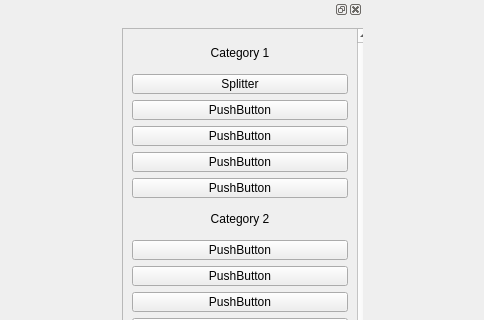
This is main.ui in Anujg935/OMChemSimGUI as Qt 5 draws it before an edit; both pictures show x 865 to 1349 and y 0 to 320 of the 1349 by 647 pixel window. The edited form follows.
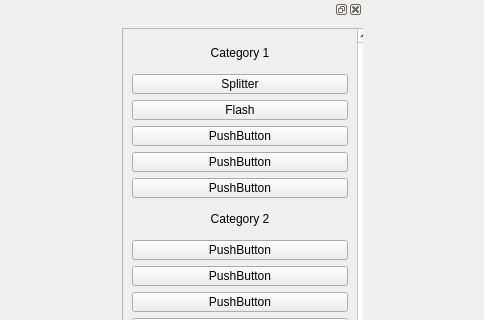
This is the edited form.

Diff of the .ui file:
```diff
--- a/main.ui
+++ b/main.ui
@@ -319,7 +319,7 @@
             </size>
            </property>
            <property name="text">
-            <string>PushButton</string>
+            <string>Flash</string>
            </property>
           </widget>
          </item>
```
